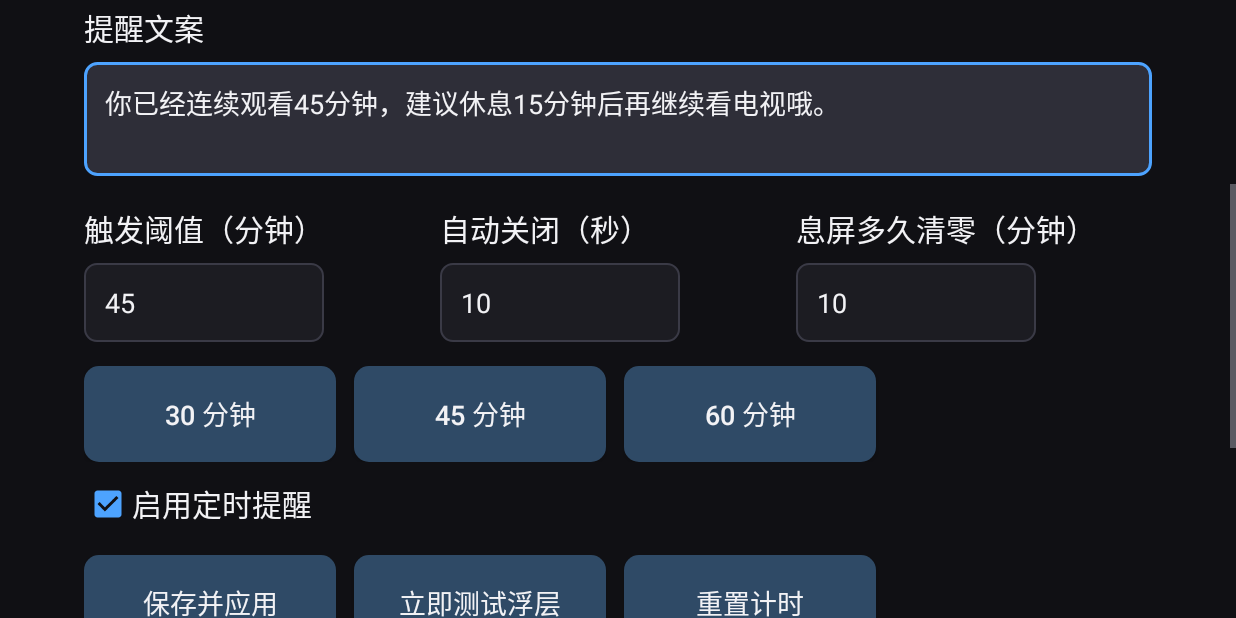
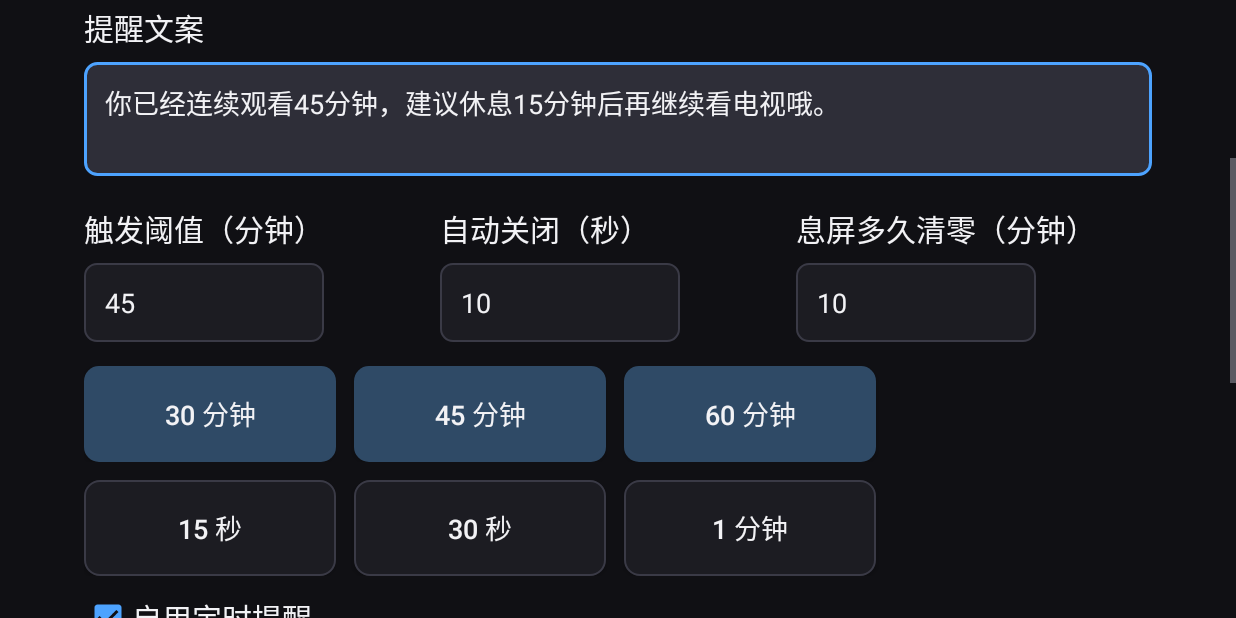
Before and after one commit to scriptsmay/atv-break, an Android app: the screen it shows after launch (MainActivity), scrolled down 288 dp, on a phone screen of 824 x 412 dp (held sideways). Run offline under Robolectric (Android 15) with nearby library versions, the light colour scheme and no system bars; pictures from the network do not load.

Commit message:
feat: 浮层提醒增加提示音与自动关闭快捷选值
浮层此前只有画面没有声音，不看屏幕容易错过提醒。

- 新增 ReminderSound：播放内置 res/raw/reminder_chime.ogg（脚本自合成，约 0.6s），
  音量通道可选通知音量（默认）或闹钟音量；单实例播放，播完自动释放，异常不外抛
- AppConfig 新增 soundEnabled（默认 true）与 soundStream（notification/alarm），
  接入 SharedPreferences 与 JSON 导入导出，soundStream 做白名单校验
- ReminderOverlay.show 签名由 4 个参数收敛为 (Context, AppConfig)，
  浮层弹出成功后按配置播放提示音
- 设置页新增「提醒时播放提示音」「提示音走闹钟音量（更不容易漏听）」两个勾选框
- 设置页新增浮层自动关闭快捷选值：15 秒 / 30 秒 / 1 分钟
- 同步 config.example.json 与 README

```diff
--- a/app/src/main/java/com/atvbreak/ActionReceiver.java
+++ b/app/src/main/java/com/atvbreak/ActionReceiver.java
@@ -57,7 +57,7 @@ public class ActionReceiver extends BroadcastReceiver {
                 break;
             case WatchTimerService.ACTION_TEST:
                 AppConfig cfg = AppConfig.load(context);
-                ReminderOverlay.show(context, cfg.message(), cfg.dismissMillis(), cfg.marginDp());
+                ReminderOverlay.show(context, cfg);
                 WatchTimerService.scheduleTick(context);
                 break;
             case WatchTimerService.ACTION_RESET:
--- a/app/src/main/java/com/atvbreak/AppConfig.java
+++ b/app/src/main/java/com/atvbreak/AppConfig.java
@@ -45,6 +45,11 @@ public final class AppConfig {
     public static final int DEFAULT_RESET_AFTER_SCREEN_OFF_MINUTES = 10;
     public static final int DEFAULT_MARGIN_DP = 40;
     public static final boolean DEFAULT_ENABLED = true;
+    public static final boolean DEFAULT_SOUND_ENABLED = true;
+    /** 提示音音量通道：notification（通知音量，默认）/ alarm（闹钟音量）。 */
+    public static final String SOUND_STREAM_NOTIFICATION = "notification";
+    public static final String SOUND_STREAM_ALARM = "alarm";
+    public static final String DEFAULT_SOUND_STREAM = SOUND_STREAM_NOTIFICATION;
 
     static final String PREFS = "atv_break";
     static final String K_MESSAGE = "message";
@@ -53,6 +58,8 @@ public final class AppConfig {
     static final String K_RESET_AFTER_OFF_MINUTES = "reset_after_screen_off_minutes";
     static final String K_MARGIN_DP = "margin_dp";
     static final String K_ENABLED = "enabled";
+    static final String K_SOUND_ENABLED = "sound_enabled";
+    static final String K_SOUND_STREAM = "sound_stream";
     static final String K_FILE_MTIME_EXT = "config_file_mtime_ext";
     static final String K_FILE_MTIME_INT = "config_file_mtime_int";
 
@@ -62,6 +69,8 @@ public final class AppConfig {
     int resetAfterScreenOffMinutes = DEFAULT_RESET_AFTER_SCREEN_OFF_MINUTES;
     int marginDp = DEFAULT_MARGIN_DP;
     boolean enabled = DEFAULT_ENABLED;
+    boolean soundEnabled = DEFAULT_SOUND_ENABLED;
+    String soundStream = DEFAULT_SOUND_STREAM;
 
     public String message() {
         return message;
@@ -85,6 +94,19 @@ public final class AppConfig {
 
     public boolean enabled() {
         return enabled;
+    }
+
+    public boolean soundEnabled() {
+        return soundEnabled;
+    }
+
+    public String soundStream() {
+        return soundStream;
+    }
+
+    /** 提示音是否走闹钟音量通道。 */
+    public boolean useAlarmStream() {
+        return SOUND_STREAM_ALARM.equals(soundStream);
     }
 
     public long thresholdMillis() {
@@ -113,6 +135,8 @@ public final class AppConfig {
                 .putInt(K_RESET_AFTER_OFF_MINUTES, resetAfterScreenOffMinutes)
                 .putInt(K_MARGIN_DP, marginDp)
                 .putBoolean(K_ENABLED, enabled)
+                .putBoolean(K_SOUND_ENABLED, soundEnabled)
+                .putString(K_SOUND_STREAM, soundStream)
                 .apply();
     }
 
@@ -134,7 +158,14 @@ public final class AppConfig {
         cfg.resetAfterScreenOffMinutes = p.getInt(K_RESET_AFTER_OFF_MINUTES, DEFAULT_RESET_AFTER_SCREEN_OFF_MINUTES);
         cfg.marginDp = p.getInt(K_MARGIN_DP, DEFAULT_MARGIN_DP);
         cfg.enabled = p.getBoolean(K_ENABLED, DEFAULT_ENABLED);
+        cfg.soundEnabled = p.getBoolean(K_SOUND_ENABLED, DEFAULT_SOUND_ENABLED);
+        cfg.soundStream = normalizeStream(p.getString(K_SOUND_STREAM, DEFAULT_SOUND_STREAM));
         return cfg;
+    }
+
+    /** 音量通道白名单：非 alarm 一律回落到 notification。 */
+    static String normalizeStream(String s) {
+        return SOUND_STREAM_ALARM.equals(s) ? SOUND_STREAM_ALARM : SOUND_STREAM_NOTIFICATION;
     }
 
     private static int positiveInt(SharedPreferences p, String key, int def) {
@@ -258,6 +289,8 @@ public final class AppConfig {
         o.put("resetAfterScreenOffMinutes", cfg.resetAfterScreenOffMinutes);
         o.put("marginDp", cfg.marginDp);
         o.put("enabled", cfg.enabled);
+        o.put("soundEnabled", cfg.soundEnabled);
+        o.put("soundStream", cfg.soundStream);
         return o;
     }
 
@@ -285,6 +318,12 @@ public final class AppConfig {
             }
             if (o.has("enabled")) {
                 cfg.enabled = o.getBoolean("enabled");
+            }
+            if (o.has("soundEnabled")) {
+                cfg.soundEnabled = o.getBoolean("soundEnabled");
+            }
+            if (o.has("soundStream")) {
+                cfg.soundStream = normalizeStream(o.optString("soundStream", DEFAULT_SOUND_STREAM));
             }
             if (cfg.thresholdMinutes <= 0) {
                 cfg.thresholdMinutes = DEFAULT_THRESHOLD_MINUTES;
--- a/app/src/main/java/com/atvbreak/MainActivity.java
+++ b/app/src/main/java/com/atvbreak/MainActivity.java
@@ -51,6 +51,8 @@ public class MainActivity extends Activity {
     private EditText etDismiss;
     private EditText etResetOff;
     private CheckBox cbEnabled;
+    private CheckBox cbSound;
+    private CheckBox cbSoundAlarm;
     private TextView tvStatus;
     private TextView tvPermission;
     private TextView tvDaemon;
@@ -77,6 +79,8 @@ public class MainActivity extends Activity {
         etDismiss = findViewById(R.id.et_dismiss);
         etResetOff = findViewById(R.id.et_reset_off);
         cbEnabled = findViewById(R.id.cb_enabled);
+        cbSound = findViewById(R.id.cb_sound);
+        cbSoundAlarm = findViewById(R.id.cb_sound_alarm);
         tvStatus = findViewById(R.id.tv_status);
         tvPermission = findViewById(R.id.tv_permission);
         tvDaemon = findViewById(R.id.tv_daemon);
@@ -90,6 +94,8 @@ public class MainActivity extends Activity {
         etDismiss.setText(String.valueOf(cfg.dismissSeconds()));
         etResetOff.setText(String.valueOf(cfg.resetAfterScreenOffMinutes()));
         cbEnabled.setChecked(cfg.enabled());
+        cbSound.setChecked(cfg.soundEnabled());
+        cbSoundAlarm.setChecked(cfg.useAlarmStream());
         tvFilePath.setText(getString(R.string.config_file_path, AppConfig.configFile(this).getAbsolutePath()));
 
         Button btnSave = findViewById(R.id.btn_save);
@@ -102,7 +108,7 @@ public class MainActivity extends Activity {
                 toast(getString(R.string.toast_need_overlay_permission));
                 return;
             }
-            ReminderOverlay.show(this, c.message(), c.dismissMillis(), c.marginDp());
+            ReminderOverlay.show(this, c);
         });
         btnTest.setOnFocusChangeListener(focusHighlightListener);
 
@@ -142,10 +148,15 @@ public class MainActivity extends Activity {
         bindPreset(R.id.btn_preset_30, 30);
         bindPreset(R.id.btn_preset_45, 45);
         bindPreset(R.id.btn_preset_60, 60);
+        bindDismissPreset(R.id.btn_dismiss_15, 15);
+        bindDismissPreset(R.id.btn_dismiss_30, 30);
+        bindDismissPreset(R.id.btn_dismiss_60, 60);
 
         for (View b : new View[]{btnSave, btnReset, btnImport, btnExport, btnPermission, btnBattery,
                 findViewById(R.id.btn_preset_30), findViewById(R.id.btn_preset_45),
-                findViewById(R.id.btn_preset_60)}) {
+                findViewById(R.id.btn_preset_60), findViewById(R.id.btn_dismiss_15),
+                findViewById(R.id.btn_dismiss_30), findViewById(R.id.btn_dismiss_60),
+                cbSound, cbSoundAlarm}) {
             b.setOnFocusChangeListener(focusHighlightListener);
         }
 
@@ -166,6 +177,9 @@ public class MainActivity extends Activity {
         cfg.dismissSeconds = intOf(etDismiss, AppConfig.DEFAULT_DISMISS_SECONDS);
         cfg.resetAfterScreenOffMinutes = intOf(etResetOff, AppConfig.DEFAULT_RESET_AFTER_SCREEN_OFF_MINUTES);
         cfg.enabled = cbEnabled.isChecked();
+        cfg.soundEnabled = cbSound.isChecked();
+        cfg.soundStream = cbSoundAlarm.isChecked()
+                ? AppConfig.SOUND_STREAM_ALARM : AppConfig.SOUND_STREAM_NOTIFICATION;
         cfg.save(this);
         AppConfig.exportToFile(this, cfg);
         WatchTimerService.send(this, WatchTimerService.ACTION_RELOAD);
@@ -177,6 +191,15 @@ public class MainActivity extends Activity {
         Button b = findViewById(id);
         b.setOnClickListener(v -> {
             etThreshold.setText(String.valueOf(minutes));
+            onSave(v);
+        });
+    }
+
+    /** 浮层自动关闭秒数的快捷选值（15 秒 / 30 秒 / 1 分钟）。 */
+    private void bindDismissPreset(int id, int seconds) {
+        Button b = findViewById(id);
+        b.setOnClickListener(v -> {
+            etDismiss.setText(String.valueOf(seconds));
             onSave(v);
         });
     }
@@ -196,6 +219,8 @@ public class MainActivity extends Activity {
         etDismiss.setText(String.valueOf(cfg.dismissSeconds()));
         etResetOff.setText(String.valueOf(cfg.resetAfterScreenOffMinutes()));
         cbEnabled.setChecked(cfg.enabled());
+        cbSound.setChecked(cfg.soundEnabled());
+        cbSoundAlarm.setChecked(cfg.useAlarmStream());
     }
 
     private void refreshStatus() {
--- a/app/src/main/java/com/atvbreak/WatchTimerService.java
+++ b/app/src/main/java/com/atvbreak/WatchTimerService.java
@@ -121,7 +121,7 @@ public class WatchTimerService extends Service {
 
         String action = intent == null ? null : intent.getAction();
         if (ACTION_TEST.equals(action)) {
-            ReminderOverlay.show(this, cfg.message(), cfg.dismissMillis(), cfg.marginDp());
+            ReminderOverlay.show(this, cfg);
         } else if (ACTION_RESET.equals(action)) {
             resetTimer();
         } else if (ACTION_REMIND.equals(action)) {
@@ -493,7 +493,7 @@ public class WatchTimerService extends Service {
     /** 展示浮层并开启下一轮计时。 */
     static void fireReminder(Context c) {
         AppConfig cfg = AppConfig.load(c);
-        ReminderOverlay.show(c, cfg.message(), cfg.dismissMillis(), cfg.marginDp());
+        ReminderOverlay.show(c, cfg);
         Log.i(TAG, "触发提醒：" + cfg.message());
         // 提醒后开启新一轮计时；真正休息（息屏）超过阈值同样会清零
         resetPersisted(c);
--- a/app/src/main/res/layout/activity_main.xml
+++ b/app/src/main/res/layout/activity_main.xml
@@ -215,7 +215,44 @@
                 android:layout_height="wrap_content"
                 android:layout_marginStart="12dp"
                 android:nextFocusLeft="@+id/btn_preset_45"
+                android:nextFocusDown="@+id/btn_dismiss_15"
                 android:text="@string/preset_60" />
+        </LinearLayout>
+
+        <LinearLayout
+            android:layout_width="match_parent"
+            android:layout_height="wrap_content"
+            android:layout_marginTop="12dp"
+            android:orientation="horizontal">
+
+            <Button
+                android:id="@+id/btn_dismiss_15"
+                style="@style/AtvButton.Secondary"
+                android:layout_width="wrap_content"
+                android:layout_height="wrap_content"
+                android:nextFocusUp="@+id/btn_preset_60"
+                android:nextFocusRight="@+id/btn_dismiss_30"
+                android:text="@string/preset_dismiss_15" />
+
+            <Button
+                android:id="@+id/btn_dismiss_30"
+                style="@style/AtvButton.Secondary"
+                android:layout_width="wrap_content"
+                android:layout_height="wrap_content"
+                android:layout_marginStart="12dp"
+                android:nextFocusLeft="@+id/btn_dismiss_15"
+                android:nextFocusRight="@+id/btn_dismiss_60"
+                android:text="@string/preset_dismiss_30" />
+
+            <Button
+                android:id="@+id/btn_dismiss_60"
+                style="@style/AtvButton.Secondary"
+                android:layout_width="wrap_content"
+                android:layout_height="wrap_content"
+                android:layout_marginStart="12dp"
+                android:nextFocusLeft="@+id/btn_dismiss_30"
+                android:nextFocusDown="@+id/cb_enabled"
+                android:text="@string/preset_dismiss_60" />
         </LinearLayout>
 
         <CheckBox
@@ -224,7 +261,32 @@
             android:layout_height="wrap_content"
             android:layout_marginTop="12dp"
             android:buttonTint="@color/accent"
+            android:nextFocusDown="@+id/cb_sound"
             android:text="@string/label_enabled"
+            android:textColor="@color/text_primary"
+            android:textSize="20sp" />
+
+        <CheckBox
+            android:id="@+id/cb_sound"
+            android:layout_width="wrap_content"
+            android:layout_height="wrap_content"
+            android:layout_marginTop="12dp"
+            android:buttonTint="@color/accent"
+            android:nextFocusUp="@+id/cb_enabled"
+            android:nextFocusDown="@+id/cb_sound_alarm"
+            android:text="@string/label_sound"
+            android:textColor="@color/text_primary"
+            android:textSize="20sp" />
+
+        <CheckBox
+            android:id="@+id/cb_sound_alarm"
+            android:layout_width="wrap_content"
+            android:layout_height="wrap_content"
+            android:layout_marginTop="12dp"
+            android:buttonTint="@color/accent"
+            android:nextFocusUp="@+id/cb_sound"
+            android:nextFocusDown="@+id/btn_save"
+            android:text="@string/label_sound_alarm"
             android:textColor="@color/text_primary"
             android:textSize="20sp" />
 
--- a/app/src/main/res/values/strings.xml
+++ b/app/src/main/res/values/strings.xml
@@ -10,6 +10,8 @@
     <string name="label_dismiss">自动关闭（秒）</string>
     <string name="label_reset_off">息屏多久清零（分钟）</string>
     <string name="label_enabled">启用定时提醒</string>
+    <string name="label_sound">提醒时播放提示音</string>
+    <string name="label_sound_alarm">提示音走闹钟音量（更不容易漏听）</string>
     <string name="action_save">保存并应用</string>
     <string name="action_test">立即测试浮层</string>
     <string name="action_reset">重置计时</string>
@@ -19,6 +21,9 @@
     <string name="preset_30">30 分钟</string>
     <string name="preset_45">45 分钟</string>
     <string name="preset_60">60 分钟</string>
+    <string name="preset_dismiss_15">15 秒</string>
+    <string name="preset_dismiss_30">30 秒</string>
+    <string name="preset_dismiss_60">1 分钟</string>
 
     <string name="status_loading">正在读取状态…</string>
     <string name="status_format">已连续观看 %1$d 分钟 · 距下次提醒 %2$d 分 %3$d 秒 · 提醒%4$s</string>
```
Also changed, not shown: app/src/main/java/com/atvbreak/ReminderOverlay.java (+11 -4 lines), app/src/main/java/com/atvbreak/ReminderSound.java (added, +106 -0 lines), 3 other files.
